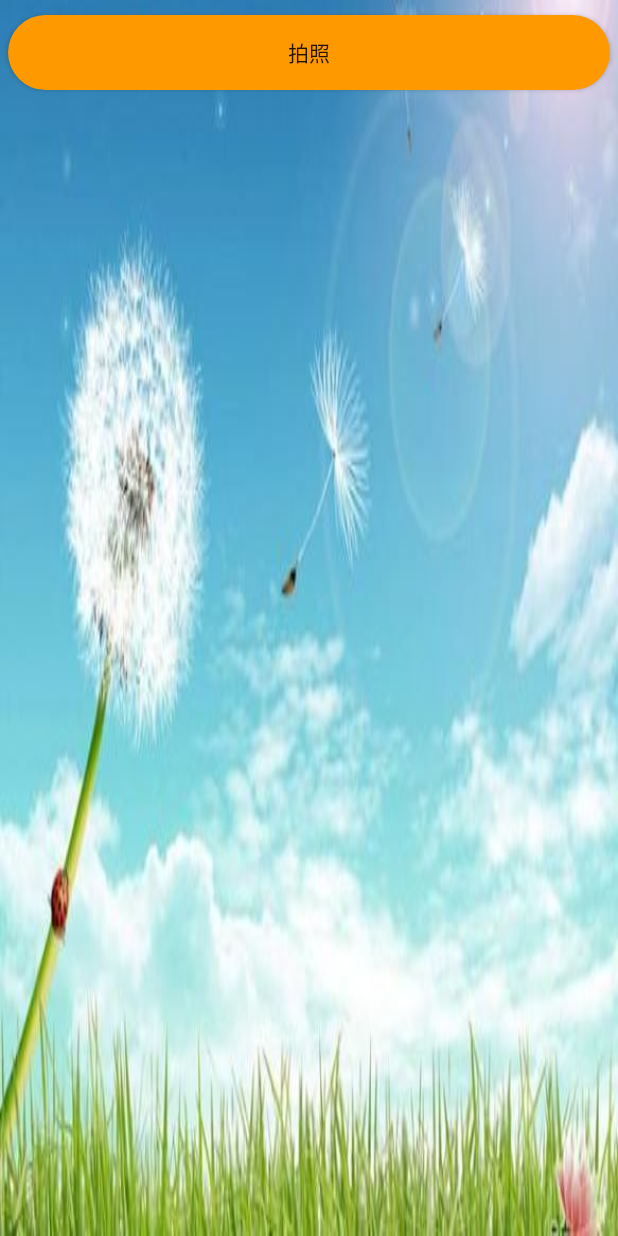
After one commit to zzjng/MovingDAY, an Android app: the layout house_owner.xml on its own in the app's theme, with its tools: preview values and no code run, on a phone screen of 412 x 824 dp. The commit adds this screen. Run offline under Robolectric (Android 15) with nearby library versions, the phone set to English and light mode, and no system bars.

Commit message:
搬家记第一版本，主页面完成登录注册基本完成，没有数据库后期需要数据回传。于2020.5.21 添加了一些静态权限，并在HouseOwner中添加动态相机权限

```diff
--- a/app/src/main/java/com/example/thefirstmove/LoginActivity.java
+++ b/app/src/main/java/com/example/thefirstmove/LoginActivity.java
@@ -25,7 +25,7 @@ public class LoginActivity extends AppCompatActivity {
     private EditText editPhone;
     private EditText editPwd;
     private Button btnLogin;
-
+//数据连接
     protected void onCreate(Bundle savedInstanceState) {
         super.onCreate(savedInstanceState);
         setContentView(R.layout.login);
@@ -82,7 +82,6 @@ public class LoginActivity extends AppCompatActivity {
      */
     public void OnMyRegistClick(View v) {
         Intent intent = new Intent(LoginActivity.this, RegistActivity.class);
-        //intent.putExtra("info", "No66778899");
         LoginActivity.this.startActivity(intent);
     }
 
--- a/app/src/main/java/com/example/thefirstmove/MainActivity.java
+++ b/app/src/main/java/com/example/thefirstmove/MainActivity.java
@@ -7,13 +7,18 @@ package com.example.thefirstmove;
  * totally six parts:登录注册，我是房主，我是房客，我要合租，用户协议，关于我们
  */
 
+import android.Manifest;
 import android.content.Intent;
+import android.content.pm.PackageManager;
 import android.os.Bundle;
 import android.view.KeyEvent;
 import android.view.View;
 import android.widget.Toast;
 
+import androidx.annotation.NonNull;
 import androidx.appcompat.app.AppCompatActivity;
+import androidx.core.app.ActivityCompat;
+import androidx.core.content.ContextCompat;
 
 public class MainActivity extends AppCompatActivity {
 
@@ -33,6 +38,7 @@ public class MainActivity extends AppCompatActivity {
     protected void onCreate(Bundle savedInstanceState){
         super.onCreate(savedInstanceState);
         setContentView(R.layout.activity_main);
+
 
         CircleMenuLayout mCircleMenuLayout = findViewById(R.id.id_menulayout);
         mCircleMenuLayout.setMenuItemIconsAndTexts(mItemImgs, mItemTexts);
--- /dev/null
+++ b/app/src/main/res/layout/house_owner.xml
@@ -0,0 +1,20 @@
+<?xml version="1.0" encoding="utf-8"?>
+<LinearLayout    xmlns:android="http://schemas.android.com/apk/res/android"
+    android:layout_width="match_parent"
+    android:layout_height="match_parent"
+    android:background="@mipmap/bg"
+    android:gravity="center_horizontal"
+    android:orientation="vertical">
+
+
+    <Button
+        android:id="@+id/camera"
+        style="@style/texts"
+        android:layout_width="fill_parent"
+        android:background="@drawable/yellowrow_shape"
+        android:onClick="click"
+        android:text="@string/camera" />
+
+
+
+</LinearLayout>
--- a/app/src/main/res/values/strings.xml
+++ b/app/src/main/res/values/strings.xml
@@ -56,6 +56,7 @@
     <string name="InputNewPSW">请输入新密码</string>
     <string name="confirm">确认</string>
     <string name="regist">注册</string>
+    <string name="camera">拍照</string>
 
 
 </resources>
```
Also changed, not shown: app/src/main/AndroidManifest.xml (+24 -0 lines), app/src/main/java/com/example/thefirstmove/HouseOwnerActivity.java (+138 -1 lines).
